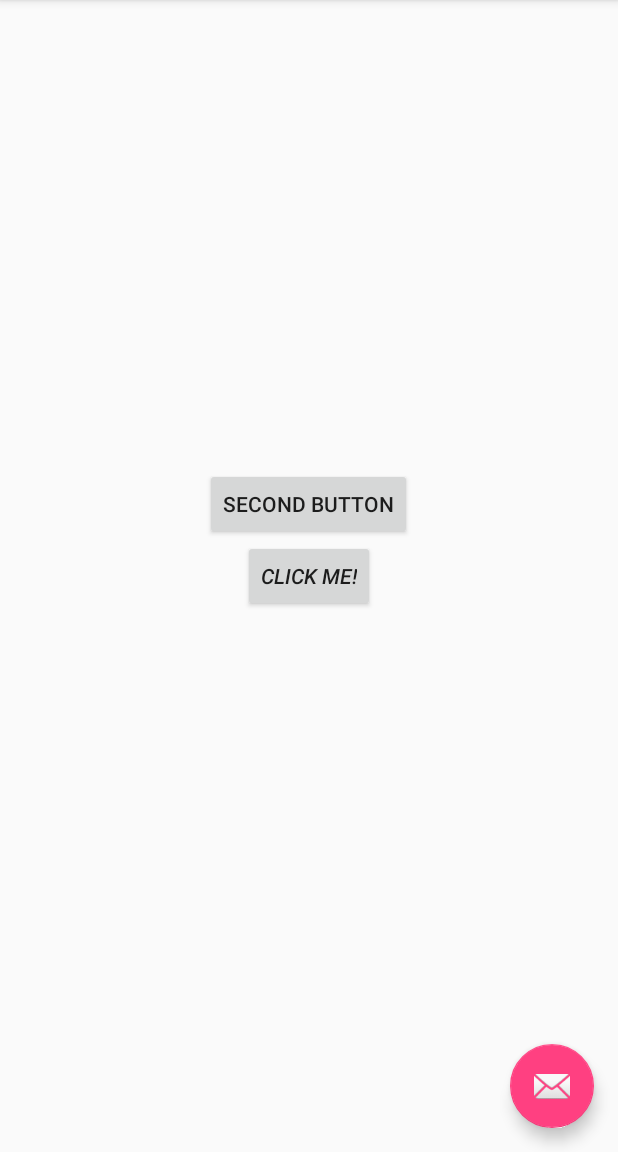
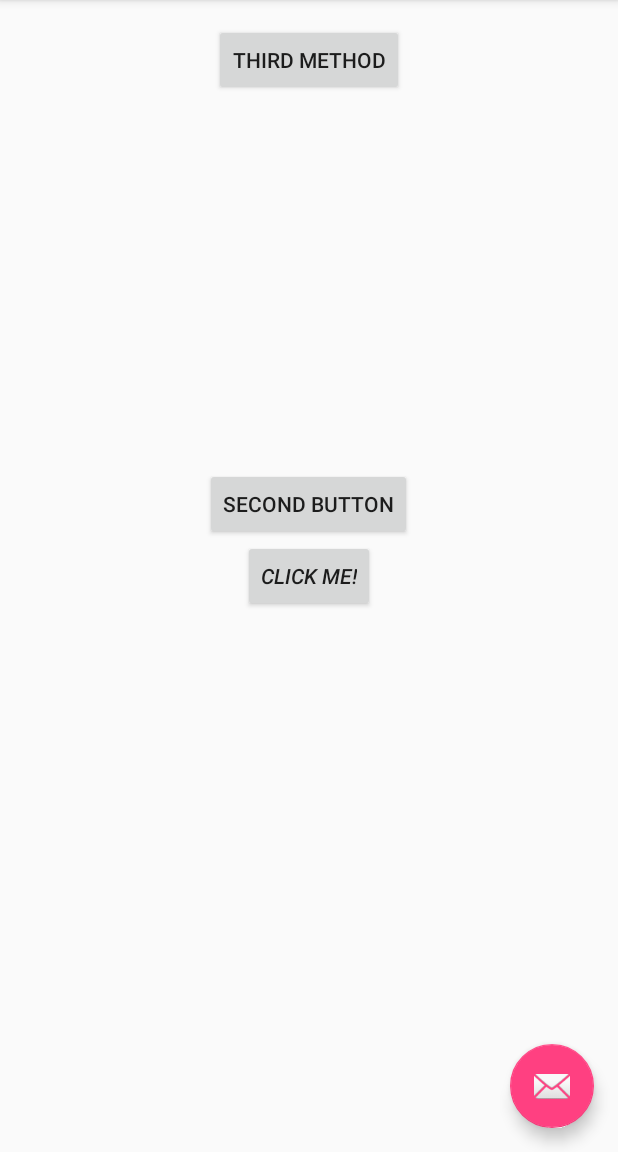
Before and after one commit to robbiemu/Complete-Android-Marshmallow-tutorial, an Android app: the screen it shows after launch (MainActivity), on a phone screen of 412 x 824 dp, the part 84-1236 px from its top. Run offline under Robolectric (Android 15) with nearby library versions, the phone set to English and light mode, and no system bars.

Commit message:
final part of Buttons and EventListeners

```diff
--- a/ButtonsAndEventListeners/app/src/main/java/xyz/selfenrichment/robertotomas/buttonsandeventlisteners/MainActivity.java
+++ b/ButtonsAndEventListeners/app/src/main/java/xyz/selfenrichment/robertotomas/buttonsandeventlisteners/MainActivity.java
@@ -1,6 +1,9 @@
 package xyz.selfenrichment.robertotomas.buttonsandeventlisteners;
 
+import android.graphics.Color;
 import android.os.Bundle;
+import android.support.design.widget.FloatingActionButton;
+import android.support.design.widget.Snackbar;
 import android.support.v7.app.AppCompatActivity;
 import android.support.v7.widget.Toolbar;
 import android.util.Log;
@@ -30,14 +33,25 @@ public class MainActivity extends AppCompatActivity implements View.OnClickListe
         Toolbar toolbar = (Toolbar) findViewById(R.id.toolbar);
         setSupportActionBar(toolbar);
 
-/*        FloatingActionButton fab = (FloatingActionButton) findViewById(R.id.fab);
+        /* method 2 */
+        FloatingActionButton fab = (FloatingActionButton) findViewById(R.id.fab);
         fab.setOnClickListener(new View.OnClickListener() {
             @Override
             public void onClick(View view) {
-                Snackbar.make(view, "Replace with your own action", Snackbar.LENGTH_LONG)
-                        .setAction("Action", null).show();
+                Snackbar.make(view, "This is the snackbar", Snackbar.LENGTH_LONG)
+                        .setAction("DISMISS", new View.OnClickListener() {
+                            @Override
+                            public void onClick(View v){
+                                v.setVisibility(View.INVISIBLE);
+
+                                String vName = getResources().getResourceName(v.getId());
+                                String [] vna = vName.split("/");
+                                vName = vna[vna.length-1];
+                                Log.v(LOG_TAG, String.format("%s was clicked!", vName));
+                            }
+                        }).setActionTextColor(Color.RED).show();
             }
-        }); */
+        });
     }
 
     @Override
--- a/ButtonsAndEventListeners/app/src/main/res/layout/content_main.xml
+++ b/ButtonsAndEventListeners/app/src/main/res/layout/content_main.xml
@@ -28,4 +28,13 @@
         android:id="@+id/button2"
         android:layout_above="@+id/button1"
         android:layout_centerHorizontal="true" />
+
+    <Button
+        android:layout_width="wrap_content"
+        android:layout_height="wrap_content"
+        android:text="@string/button3"
+        android:id="@+id/button3"
+        android:layout_alignParentTop="true"
+        android:layout_centerHorizontal="true"
+        android:onClick="onClick"/>
 </RelativeLayout>
--- a/ButtonsAndEventListeners/app/src/main/res/values/strings.xml
+++ b/ButtonsAndEventListeners/app/src/main/res/values/strings.xml
@@ -3,4 +3,5 @@
     <string name="action_settings">Settings</string>
     <string name="button1">click me!</string>
     <string name="button2">second button</string>
+    <string name="button3">Third Method</string>
 </resources>
```
Also changed, not shown: 1 other file.
